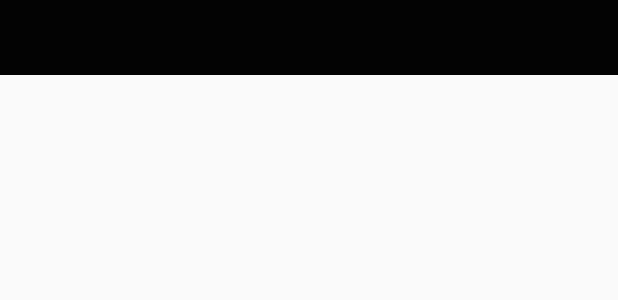
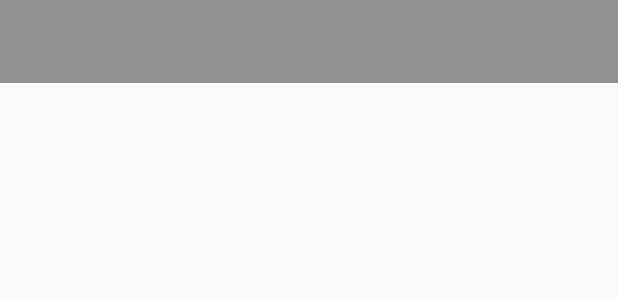
Before and after one commit to littleWatermelonSeed/LittleWatermelonSeedTools, an Android app: the layout li_top_bar.xml on its own in the app's theme, with its tools: preview values and no code run, on a phone screen of 412 x 824 dp. Shown: the top 300 px of the screen. Run offline under Robolectric (Android 15) with nearby library versions, the phone set to English and light mode, and no system bars.

Commit message:
完成LiTopBar

```diff
--- a/watermelonseedtools/src/main/res/layout/li_top_bar.xml
+++ b/watermelonseedtools/src/main/res/layout/li_top_bar.xml
@@ -6,23 +6,23 @@
     <RelativeLayout
         android:id="@+id/li_top_bar_content"
         android:layout_width="match_parent"
-        android:layout_height="50dp"
-        android:paddingBottom="5dp"
+        android:layout_height="55dp"
+        android:paddingBottom="3dp"
         android:paddingLeft="8dp"
         android:paddingRight="8dp"
-        android:paddingTop="5dp"
-        android:background="@color/black">
+        android:paddingTop="3dp"
+        android:background="@color/gray">
 
         <RelativeLayout
             android:id="@+id/li_top_bar_leftContainer"
-            android:layout_width="wrap_content"
+            android:layout_width="90dp"
             android:layout_height="match_parent"
             android:layout_alignParentLeft="true">
 
             <ImageView
                 android:id="@+id/li_top_bar_leftImage"
                 android:layout_width="25dp"
-                android:layout_height="40dp"
+                android:layout_height="match_parent"
                 android:layout_alignParentLeft="true"
                 android:layout_centerVertical="true"/>
 
@@ -31,15 +31,18 @@
                 android:layout_width="wrap_content"
                 android:layout_height="wrap_content"
                 android:layout_centerVertical="true"
-                android:maxLength="4"
+                android:maxLength="5"
                 android:singleLine="true"
-                android:layout_toRightOf="@+id/li_top_bar_leftImage" />
+                android:layout_toRightOf="@+id/li_top_bar_leftImage"
+                android:textSize="18sp"/>
         </RelativeLayout>
 
         <RelativeLayout
             android:id="@+id/li_top_bar_middleContainer"
             android:layout_width="match_parent"
             android:layout_height="match_parent"
+            android:paddingLeft="5dp"
+            android:paddingRight="5dp"
             android:layout_toLeftOf="@+id/li_top_bar_rightContainer"
             android:layout_toRightOf="@+id/li_top_bar_leftContainer">
 
@@ -50,7 +53,8 @@
                 android:layout_centerHorizontal="true"
                 android:layout_centerVertical="true"
                 android:singleLine="true"
-                android:ellipsize="end"/>
+                android:ellipsize="end"
+                android:textSize="20sp"/>
 
             <LinearLayout
                 android:id="@+id/li_top_bar_middleDevelopment"
@@ -66,17 +70,19 @@
 
         <LinearLayout
             android:id="@+id/li_top_bar_rightContainer"
-            android:layout_width="wrap_content"
+            android:layout_width="90dp"
             android:layout_height="match_parent"
             android:layout_alignParentRight="true"
-            android:orientation="horizontal">
+            android:orientation="horizontal"
+            android:gravity="right">
 
             <LinearLayout
                 android:id="@+id/li_top_bar_rightDevelopment"
                 android:orientation="horizontal"
-                android:layout_width="wrap_content"
+                android:layout_width="25dp"
                 android:layout_height="match_parent"
-                android:gravity="center_vertical">
+                android:gravity="center_vertical"
+                android:layout_marginRight="5dp">
 
             </LinearLayout>
 
@@ -85,17 +91,17 @@
                 android:layout_width="wrap_content"
                 android:layout_height="wrap_content"
                 android:layout_gravity="center_vertical"
-                android:maxLength="4"
-                android:singleLine="true"/>
+                android:maxLength="3"
+                android:singleLine="true"
+                android:gravity="left"
+                android:textSize="18sp"/>
 
             <ImageView
                 android:id="@+id/li_top_bar_rightImage"
                 android:layout_width="25dp"
-                android:layout_height="40dp"
-                android:layout_gravity="right|center_vertical"/>
-
+                android:layout_height="match_parent"
+                android:layout_gravity="center_vertical" />
         </LinearLayout>
-
     </RelativeLayout>
 
 </RelativeLayout>
```
Also changed, not shown: app/src/main/java/com/sayhellototheworld/littlewatermelon/littlewatermelonseedtools/MainActivity.java (+50 -1 lines), app/src/main/res/layout/activity_main.xml (+5 -5 lines), watermelonseedtools/src/main/java/cn/customwidget/www/LiTopBar.java (+289 -25 lines), watermelonseedtools/src/main/java/util/DensityUtil.java (added, +25 -0 lines), watermelonseedtools/src/main/res/values/attrs.xml (+7 -2 lines), app/src/main/res/drawable/accessory.png (added), app/src/main/res/drawable/addition.png (added), app/src/main/res/drawable/addressbook_fill.png (added), app/src/main/res/drawable/beijing_actionbar.jpg (added), app/src/main/res/drawable/sousuo.png (added), watermelonseedtools/src/main/res/drawable/accessory.png (added), watermelonseedtools/src/main/res/drawable/addition.png (added), watermelonseedtools/src/main/res/drawable/addressbook_fill.png (added), watermelonseedtools/src/main/res/drawable/clock.png (added), 1 more files, 1 other file.
